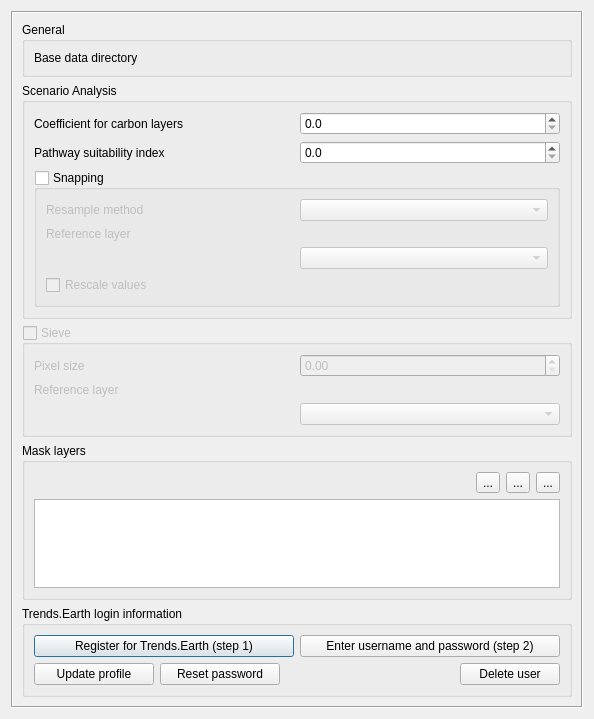
Before: the Qt Designer form src/cplus_plugin/ui/cplus_settings.ui in ConservationInternational/cplus-plugin, drawn with Qt 5.
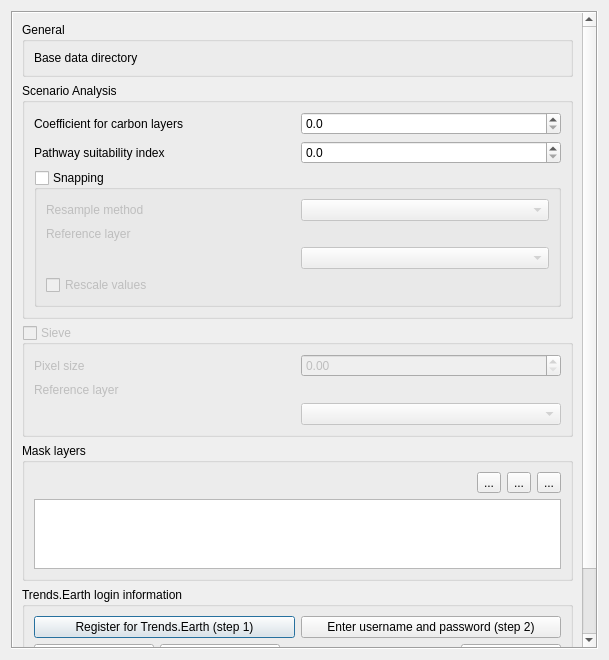
After: the same form once the commit is applied. Custom widgets are drawn as their Qt base class.

Commit message: Add Trends.Earth tooltip

```diff
--- a/src/cplus_plugin/ui/cplus_settings.ui
+++ b/src/cplus_plugin/ui/cplus_settings.ui
@@ -9,8 +9,8 @@
    <rect>
     <x>0</x>
     <y>0</y>
-    <width>594</width>
-    <height>719</height>
+    <width>609</width>
+    <height>660</height>
    </rect>
   </property>
   <property name="minimumSize">
@@ -35,8 +35,8 @@
       <property name="geometry">
        <rect>
         <x>0</x>
-        <y>-172</y>
-        <width>557</width>
+        <y>-231</y>
+        <width>572</width>
         <height>875</height>
        </rect>
       </property>
@@ -315,6 +315,12 @@
        </item>
        <item>
         <widget class="QgsCollapsibleGroupBox" name="groupBox">
+         <property name="minimumSize">
+          <size>
+           <width>0</width>
+           <height>126</height>
+          </size>
+         </property>
          <property name="maximumSize">
           <size>
            <width>16777215</width>
```
Left out of the diff: 26 changed lines with no effect on the pictures.
